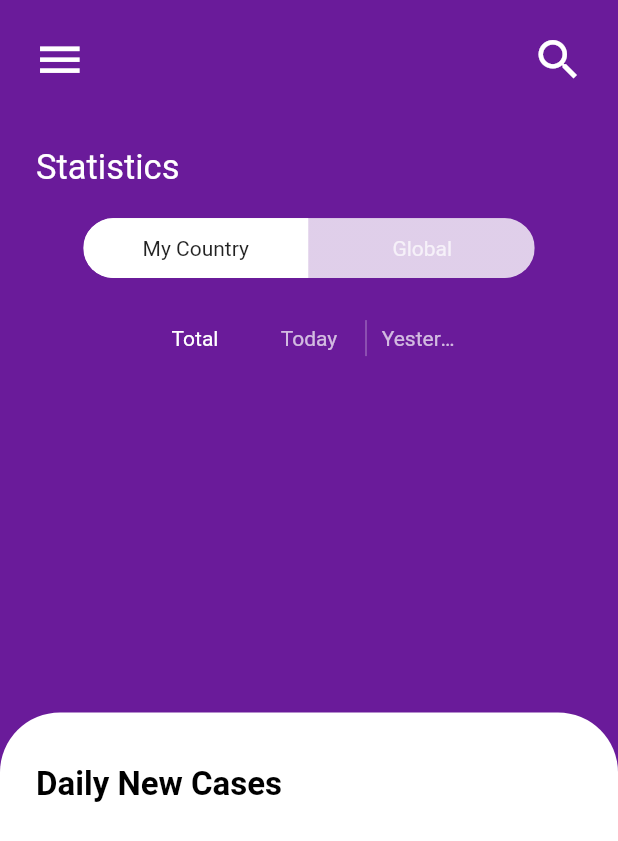
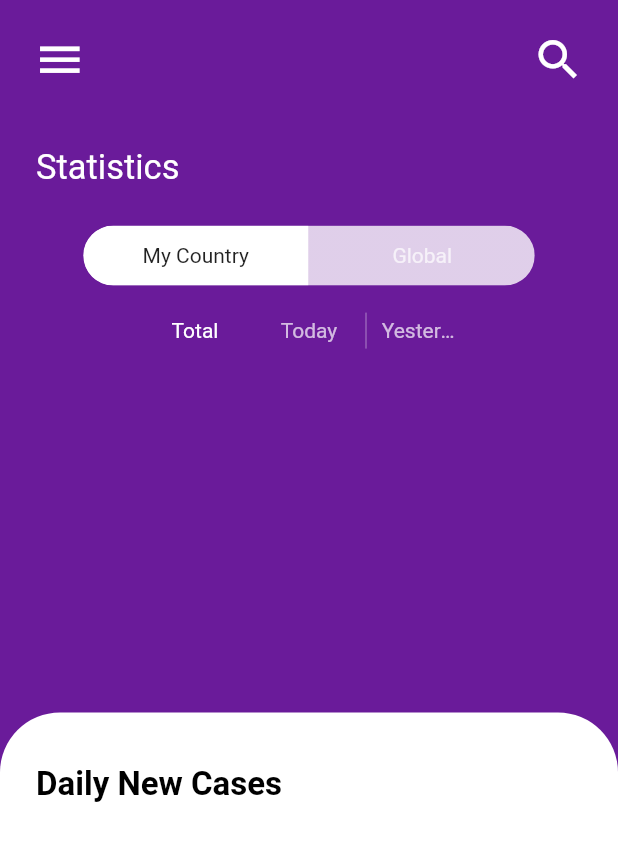
Before and after one commit to anasksy/covid19_stats, a Flutter app: the screen it shows after launch, on a phone screen of 412 x 824 dp. Shown: the top 841 px of the screen. Run offline on Flutter 3.47's test engine with Material 2 defaults, Android fonts, the phone set to English and light mode, and no system bars; drawn by our look-alikes of toggle_switch; our stand-ins replace google_fonts.

Commit message:
minor UI change

```diff
--- a/lib/homescreen.dart
+++ b/lib/homescreen.dart
@@ -95,7 +95,7 @@ class _HomescreenState extends State<Homescreen> {
                 ),
                 // Added ToggleButton MYCOUNTRY/GLOBAL
                 Container(
-                  margin: EdgeInsets.only(top: 20),
+                  margin: EdgeInsets.only(top: 25),
                   child: ToggleSwitch(
                       minWidth: 150.0,
                       cornerRadius: 20,
@@ -110,7 +110,7 @@ class _HomescreenState extends State<Homescreen> {
                 ),
                 //Added ToggleButton TOTAL/TODAY/YESTERDAY
                 Container(
-                  margin: EdgeInsets.only(top: 20),
+                  margin: EdgeInsets.only(top: 10),
                   child: ToggleSwitch(
                       minWidth: 75.0,
                       activeBgColor: Colors.purple[800],
```
